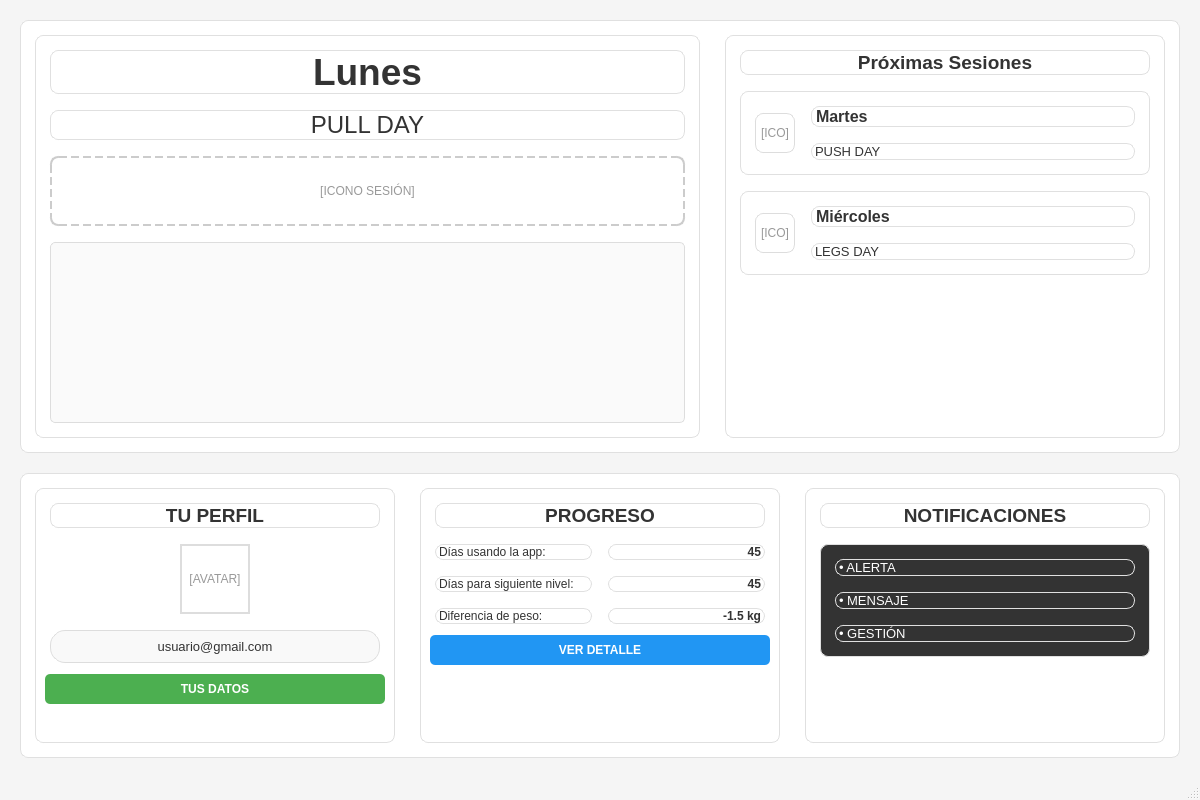
First picture: the form in main_screen.ui, repository Gerard6666/GymSync, before the edit.
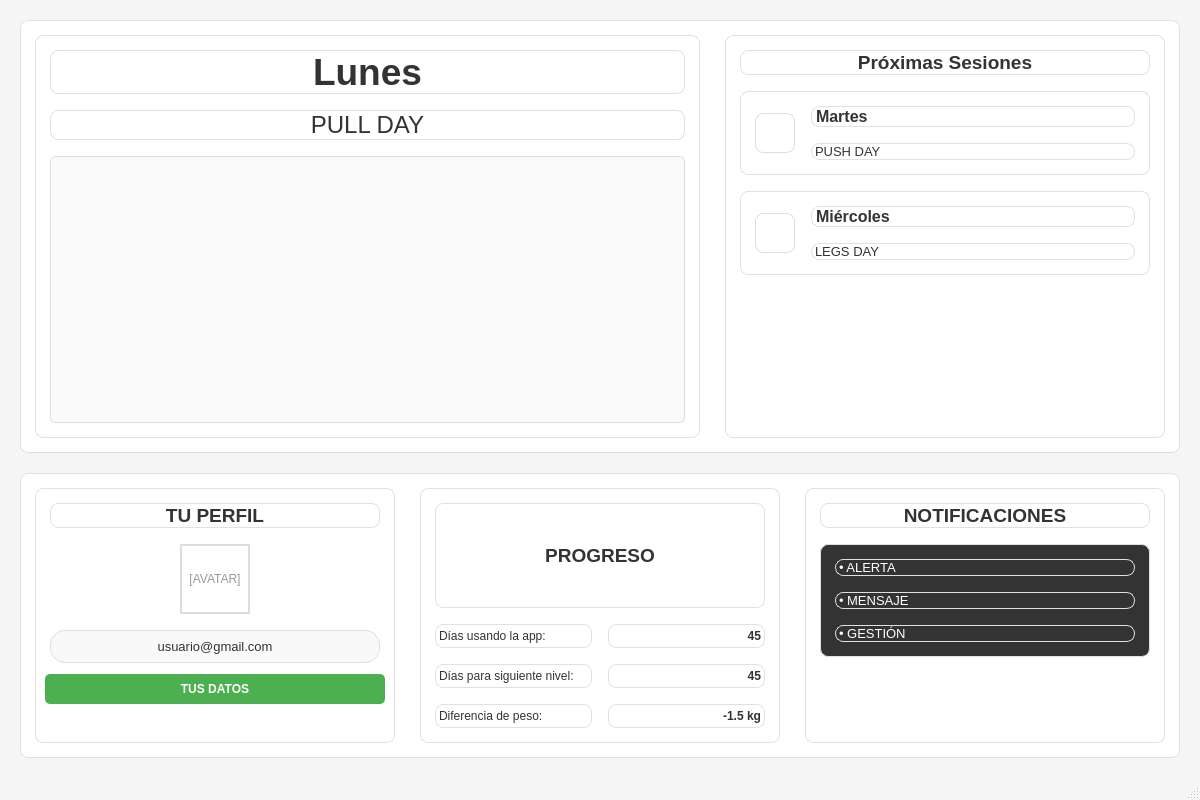
Second picture: the form after the edit. Icons and pictures are not drawn.

Commit message: Ultimo commit con el programa final listo

Patch:
```diff
--- a/main_screen.ui
+++ b/main_screen.ui
@@ -133,37 +133,6 @@
             </property>
            </widget>
           </item>
-          <item>
-           <widget class="QLabel" name="lbl_icono_sesion_actual">
-            <property name="sizePolicy">
-             <sizepolicy hsizetype="Expanding" vsizetype="Fixed">
-              <horstretch>0</horstretch>
-              <verstretch>0</verstretch>
-             </sizepolicy>
-            </property>
-            <property name="minimumSize">
-             <size>
-              <width>0</width>
-              <height>80</height>
-             </size>
-            </property>
-            <property name="maximumSize">
-             <size>
-              <width>16777215</width>
-              <height>80</height>
-             </size>
-            </property>
-            <property name="styleSheet">
-             <string>border: 2px dashed #ccc; color: #999;</string>
-            </property>
-            <property name="text">
-             <string>[ICONO SESIÓN]</string>
-            </property>
-            <property name="alignment">
-             <set>Qt::AlignCenter</set>
-            </property>
-           </widget>
-          </item>
           <item>
            <widget class="QListWidget" name="lista_ejercicios_actuales">
             <property name="sizePolicy">
@@ -228,7 +197,13 @@
                 <string>border: 1px solid #ddd; color: #999;</string>
                </property>
                <property name="text">
-                <string>[ICO]</string>
+                <string/>
+               </property>
+               <property name="pixmap">
+                <pixmap>../../Downloads/pngtree-blue-arrow-sign-right-png-image_9166227.png</pixmap>
+               </property>
+               <property name="scaledContents">
+                <bool>true</bool>
                </property>
                <property name="alignment">
                 <set>Qt::AlignCenter</set>
@@ -294,7 +269,13 @@
                 <string>border: 1px solid #ddd; color: #999;</string>
                </property>
                <property name="text">
-                <string>[ICO]</string>
+                <string/>
+               </property>
+               <property name="pixmap">
+                <pixmap>../../Downloads/pngtree-blue-arrow-sign-right-png-image_9166227.png</pixmap>
+               </property>
+               <property name="scaledContents">
+                <bool>true</bool>
                </property>
                <property name="alignment">
                 <set>Qt::AlignCenter</set>
@@ -574,37 +555,6 @@
             </item>
            </layout>
           </item>
-          <item>
-           <widget class="QPushButton" name="btn_expandir_progreso">
-            <property name="styleSheet">
-             <string>QPushButton {
-    background-color: #2196F3;
-}
-QPushButton:hover {
-    background-color: #1976D2;
-}
-QPushButton:pressed {
-    background-color: #0D47A1;
-}</string>
-            </property>
-            <property name="text">
-             <string>VER DETALLE</string>
-            </property>
-           </widget>
-          </item>
-          <item>
-           <spacer name="verticalSpacer_progreso">
-            <property name="orientation">
-             <enum>Qt::Vertical</enum>
-            </property>
-            <property name="sizeHint" stdset="0">
-             <size>
-              <width>20</width>
-              <height>40</height>
-             </size>
-            </property>
-           </spacer>
-          </item>
          </layout>
         </widget>
        </item>
```
The commit also changes 1 other file.
